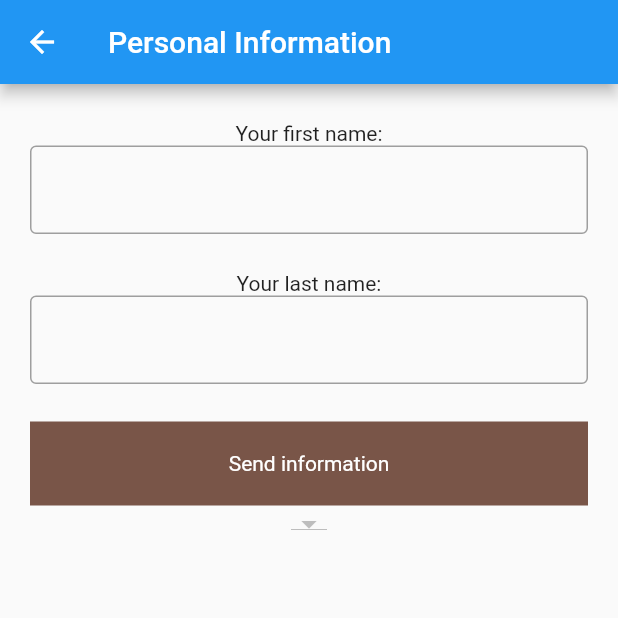
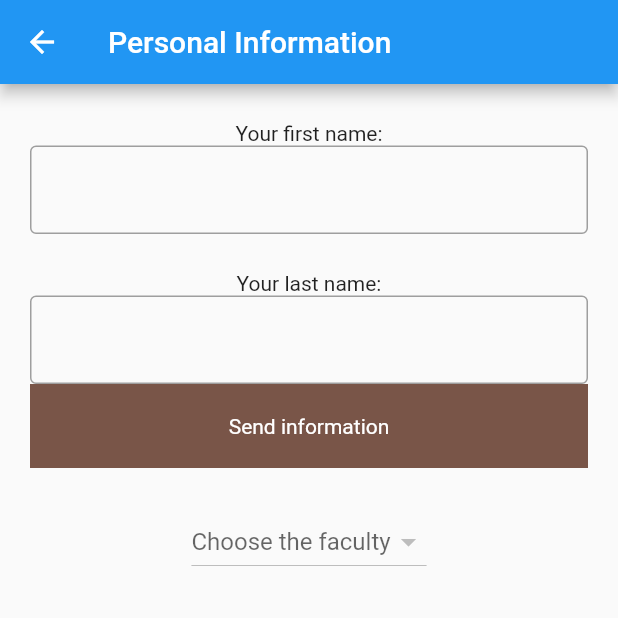
Before and after one commit to chern-kp/student_app_KPNU, a Flutter app: the PersonalInformationPage screen opened directly, on a phone screen of 412 x 824 dp, the top half of it. Run offline on Flutter 3.47's test engine with Material 2 defaults, Android fonts, the phone set to English and light mode, and no system bars; our stand-ins replace cloud_firestore, firebase_auth, firebase_core; accounts and stored records are empty.

Commit message:
Encapsulated dropdown menu

```diff
--- a/lib/class/database_service.dart
+++ b/lib/class/database_service.dart
@@ -1,5 +1,5 @@
 import 'package:cloud_firestore/cloud_firestore.dart';
-import 'package:student_app/class/database_data.dart';
+import 'database_data.dart';
 
 class DatabaseService {
   static Future<void> createStudentDocument(var user /* email of user */) {
--- /dev/null
+++ b/lib/components/my_dropdownmenu.dart
@@ -0,0 +1,74 @@
+import 'package:firebase_auth/firebase_auth.dart';
+import 'package:flutter/material.dart';
+import 'package:student_app/class/database_service.dart';
+
+class MyDropdownMenu extends StatefulWidget {
+  final Future<List<String>> facultyList;
+  late Future<String>
+      selectedFaculty; //i need to pass late Future<String> selectedFaculty
+
+  MyDropdownMenu(
+      {super.key, required this.facultyList, required this.selectedFaculty});
+
+  @override
+  State<MyDropdownMenu> createState() => _MyDropdownMenuState();
+}
+
+class _MyDropdownMenuState extends State<MyDropdownMenu> {
+  final user = FirebaseAuth.instance
+      .currentUser!; //user here is the instance of class User from firebase auth package. To get the email address itself we use "user.email".
+
+  @override
+  Widget build(BuildContext context) {
+    return FutureBuilder(
+      //First future builder - until we get list of faculties, we will show CircularProgressIndicator
+      future: widget
+          .facultyList, //when we get list of faculties, it will save to "snapshot" variable, and later will be used in dropdown menu
+      builder: (context, snapshot) {
+        if (snapshot.connectionState == ConnectionState.waiting) {
+          //if problems with internet connection
+          return CircularProgressIndicator();
+        } else if (snapshot.hasError) {
+          //todo better error handling
+          return Text('Error: ${snapshot.error}');
+        } else if (snapshot.hasData) {
+          //if everything is ok
+          List<String>? dataList = snapshot.data;
+          //Second future builder - we are getting selected faculty from student document, until we get it, we will show CircularProgressIndicator
+          return FutureBuilder<String?>(
+            future: widget.selectedFaculty,
+            builder: (BuildContext context, AsyncSnapshot<String?> snapshot) {
+              if (snapshot.connectionState == ConnectionState.waiting) {
+                return CircularProgressIndicator();
+              } else if (snapshot.hasError) {
+                //todo better error handling
+                return Text('Error: ${snapshot.error}');
+              } else {
+                return DropdownButton(
+                  items: dataList?.map((String item) {
+                    return DropdownMenuItem(
+                      value: item,
+                      child: Text(item.toString()),
+                    );
+                  }).toList(),
+                  onChanged: (selectedItem) {
+                    DatabaseService.setStudentFaculty(
+                        user.email, selectedItem!);
+                    setState(() {
+                      widget.selectedFaculty = Future.value(selectedItem);
+                    });
+                  },
+                  value: snapshot.data == "" ? null : snapshot.data,
+                  hint: Text(snapshot.data == ""
+                      ? "Choose the faculty"
+                      : snapshot.data!),
+                );
+              }
+            },
+          );
+        }
+        return CircularProgressIndicator();
+      },
+    );
+  }
+}
--- a/lib/main.dart
+++ b/lib/main.dart
@@ -1,8 +1,9 @@
 // ignore_for_file: prefer_const_constructors
 
+import 'package:firebase_core/firebase_core.dart';
 import 'package:flutter/material.dart';
 import 'package:student_app/pages/auth_page.dart';
-import 'package:firebase_core/firebase_core.dart';
+
 import "firebase_options.dart";
 
 void main() async {
--- a/lib/pages/auth_page.dart
+++ b/lib/pages/auth_page.dart
@@ -1,7 +1,7 @@
 import 'package:firebase_auth/firebase_auth.dart';
 import 'package:flutter/material.dart';
-import 'package:student_app/pages/home_page.dart';
-import 'package:student_app/pages/login_or_register_page.dart';
+import 'home_page.dart';
+import 'login_or_register_page.dart';
 
 class AuthPage extends StatelessWidget {
   const AuthPage({super.key});
--- a/lib/pages/login_or_register_page.dart
+++ b/lib/pages/login_or_register_page.dart
@@ -1,6 +1,8 @@
+// ignore_for_file: prefer_const_constructors_in_immutables
+
 import 'package:flutter/material.dart';
-import 'package:student_app/pages/login_page.dart';
-import 'package:student_app/pages/register_page.dart';
+import 'login_page.dart';
+import 'register_page.dart';
 
 class LoginOrRegisterPage extends StatefulWidget {
   LoginOrRegisterPage({super.key});
--- a/lib/pages/personal_information_page.dart
+++ b/lib/pages/personal_information_page.dart
@@ -4,6 +4,7 @@ import 'package:cloud_firestore/cloud_firestore.dart';
 import 'package:firebase_auth/firebase_auth.dart';
 import 'package:flutter/material.dart';
 import 'package:student_app/components/my_button.dart';
+import 'package:student_app/components/my_dropdownmenu.dart';
 import 'package:student_app/components/my_texfield.dart';
 import 'package:student_app/class/database_service.dart';
 
@@ -25,65 +26,12 @@ class _PersonalInformationPageState extends State<PersonalInformationPage> {
 
   //textField controllers
   final firstNameController = TextEditingController();
-
   final lastNameController = TextEditingController();
 
   //dropdown menu controllers
-
-  //final Future<List<String?>> facultyList = DatabaseService.getFacultyList();
-
-  late Future<String?> selectedFaculty = DatabaseService.getStudentFaculty(user
+  late Future<String> selectedFaculty = DatabaseService.getStudentFaculty(user
       .email); //we are using keyword "late" here because we firstly have to wait for code to get async value "user"
-
-  Widget _facultyDropdownMenu() {
-    return FutureBuilder(
-      //First future builder - until we get list of faculties, we will show CircularProgressIndicator
-      future: DatabaseService
-          .getFacultyList(), //when we get list of faculties, it will save to "snapshot" variable, and later will be used in dropdown menu
-      builder: (context, snapshot) {
-        if (snapshot.connectionState == ConnectionState.waiting) {
-          //if problems with internet connection
-          return CircularProgressIndicator();
-        } else if (snapshot.hasError) {
-          //todo better error handling
-          return Text('Error: ${snapshot.error}');
-        } else if (snapshot.hasData) {
-          //if everything is ok
-          List<String>? dataList = snapshot.data;
-          //Second future builder - we are getting selected faculty from student document, until we get it, we will show CircularProgressIndicator
-          return FutureBuilder<String?>(
-            future: selectedFaculty,
-            builder: (BuildContext context, AsyncSnapshot<String?> snapshot) {
-              if (snapshot.connectionState == ConnectionState.waiting) {
-                return CircularProgressIndicator();
-              } else if (snapshot.hasError) {
-                //todo better error handling
-                return Text('Error: ${snapshot.error}');
-              } else {
-                return DropdownButton(
-                  items: dataList?.map((String item) {
-                    return DropdownMenuItem(
-                      value: item,
-                      child: Text(item.toString()),
-                    );
-                  }).toList(),
-                  onChanged: (selectedItem) {
-                    DatabaseService.setStudentFaculty(
-                        user.email, selectedItem!);
-                    setState(() {
-                      selectedFaculty = Future.value(selectedItem);
-                    });
-                  },
-                  value: snapshot.data,
-                );
-              }
-            },
-          );
-        }
-        return CircularProgressIndicator();
-      },
-    );
-  }
+  final Future<List<String>> facultyList = DatabaseService.getFacultyList();
 
   Future sendInformation() async {
     await FirebaseFirestore.instance.collection("student").doc(user.email).set({
@@ -112,10 +60,12 @@ class _PersonalInformationPageState extends State<PersonalInformationPage> {
             SizedBox(height: 25),
             Text("Your last name:"),
             MyTextField(controller: lastNameController),
+            MyButton(onTap: sendInformation, text: 'Send information'),
             SizedBox(height: 25),
-            MyButton(onTap: sendInformation, text: 'Send information'),
-            _facultyDropdownMenu(),
-            //_tempTestButton()
+            MyDropdownMenu(
+              facultyList: facultyList,
+              selectedFaculty: selectedFaculty,
+            ),
           ],
         ),
       ),
```
